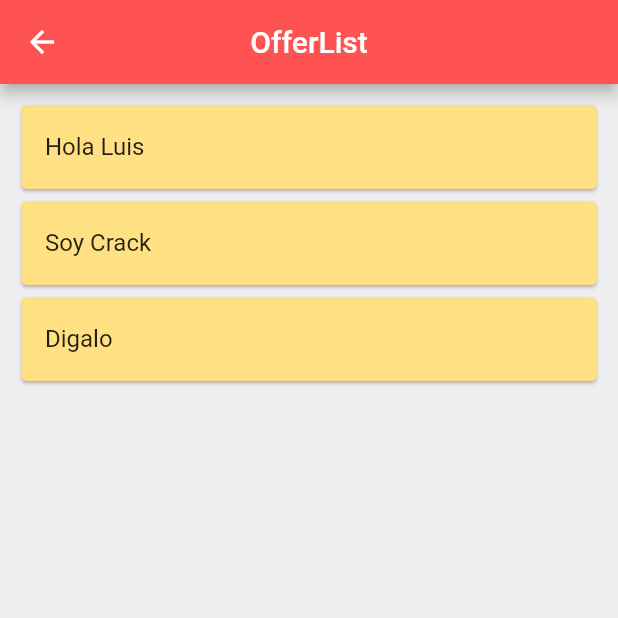
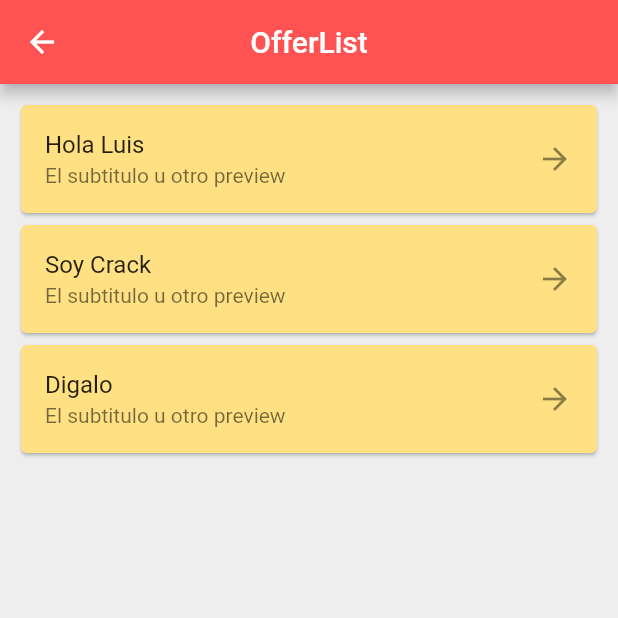
Before and after one commit to TeamNeo2021/gigandjob-mobile_app, a Flutter app: the OfferList screen opened directly, on a phone screen of 412 x 824 dp, the top half of it. Run offline on Flutter 3.47's test engine with Material 2 defaults, Android fonts, the phone set to English and light mode, and no system bars; our stand-ins replace bloc, flutter_bloc.

Commit message:
creacion de boton
boton para acceder a detalles de offers

```diff
--- a/lib/Views/OfferList/OfferListWidgets/OfferListWidget.dart
+++ b/lib/Views/OfferList/OfferListWidgets/OfferListWidget.dart
@@ -20,11 +20,16 @@ class OfferListWidget extends StatelessWidget {
                   child: Column(children: [
                     ListTile(
                       title: Text(list_Of_Offers[index].offerName),
+                      subtitle: Text('El subtitulo u otro preview'),
+                      trailing: Icon(Icons.arrow_forward),
+                      onTap: () {
+                        print(Text('Nos vamos a Details'));
+                        //Navigator.push(context, MaterialPageRoute(builder: (contex) => OfferList())
+                      },
                     ),
                   ]),
                 );
-              }
-              ),
+              }),
         );
       },
     );
```
